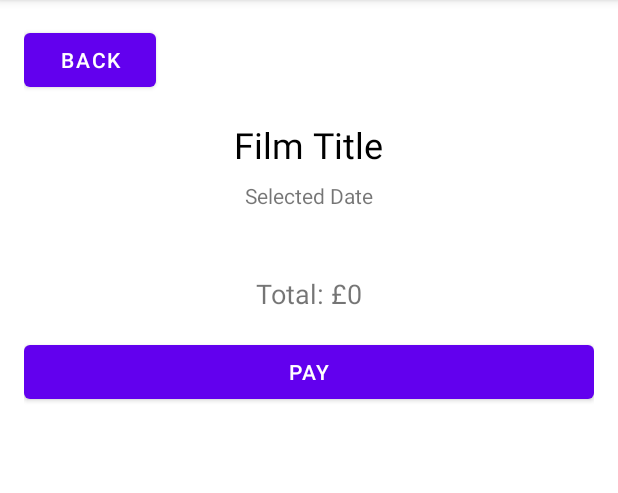
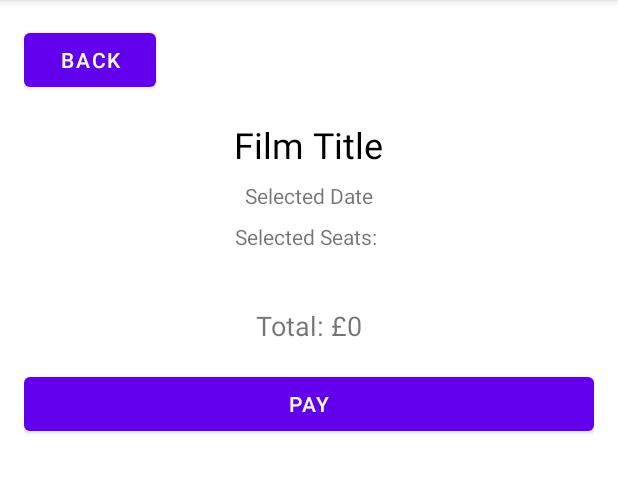
Before and after one commit to Jambo4231/CinemaAppAssignment, an Android app: the fragment PaymentFragment shown on its own in the app's theme, on a phone screen of 412 x 824 dp, the part 84-577 px from its top. Run offline under Robolectric (Android 15) with nearby library versions, the phone set to English and light mode, and no system bars.

Commit message:
payment breakdown added

```diff
--- a/app/src/main/java/com/example/cinemaapp/PaymentFragment.kt
+++ b/app/src/main/java/com/example/cinemaapp/PaymentFragment.kt
@@ -37,10 +37,38 @@ class PaymentFragment : Fragment(R.layout.fragment_payment) {
             binding.paymentSelectedDate.text = selectedDate
         }
 
-        binding.paymentSelectedSeats.text = selectedSeats.joinToString(", ")
+        binding.paymentSelectedSeats.text = "Selected Seats: ${selectedSeats.joinToString(", ")}"
 
-        val totalCost = (adultTickets * 7) + (seniorTickets * 6) + (studentTickets * 6) + (childTickets * 5)
-        binding.paymentTotalCost.text = "Total: £$totalCost"
+        val ticketSummary = StringBuilder()
+        var totalCost = 0
+
+        if (adultTickets > 0) {
+            val cost = adultTickets * 7
+            ticketSummary.append("Adult Tickets: $adultTickets x £7 = £$cost\n")
+            totalCost += cost
+        }
+
+        if (seniorTickets > 0) {
+            val cost = seniorTickets * 6
+            ticketSummary.append("Senior Tickets: $seniorTickets x £6 = £$cost\n")
+            totalCost += cost
+        }
+
+        if (studentTickets > 0) {
+            val cost = studentTickets * 6
+            ticketSummary.append("Student Tickets: $studentTickets x £6 = £$cost\n")
+            totalCost += cost
+        }
+
+        if (childTickets > 0) {
+            val cost = childTickets * 5
+            ticketSummary.append("Child Tickets: $childTickets x £5 = £$cost\n")
+            totalCost += cost
+        }
+
+        ticketSummary.append("\nTotal: £$totalCost")
+
+        binding.paymentTicketSummary.text = ticketSummary.toString()
 
         binding.buttonPay.setOnClickListener {
             // Handle the payment process
--- a/app/src/main/res/layout/fragment_payment.xml
+++ b/app/src/main/res/layout/fragment_payment.xml
@@ -43,10 +43,10 @@
             android:layout_marginTop="8dp" />
 
         <TextView
-            android:id="@+id/payment_total_cost"
+            android:id="@+id/payment_ticket_summary"
             android:layout_width="wrap_content"
             android:layout_height="wrap_content"
-            android:text="Total Cost"
+            android:text="Ticket Summary"
             android:layout_gravity="center"
             android:layout_marginTop="16dp"
             android:textSize="18sp" />
```
